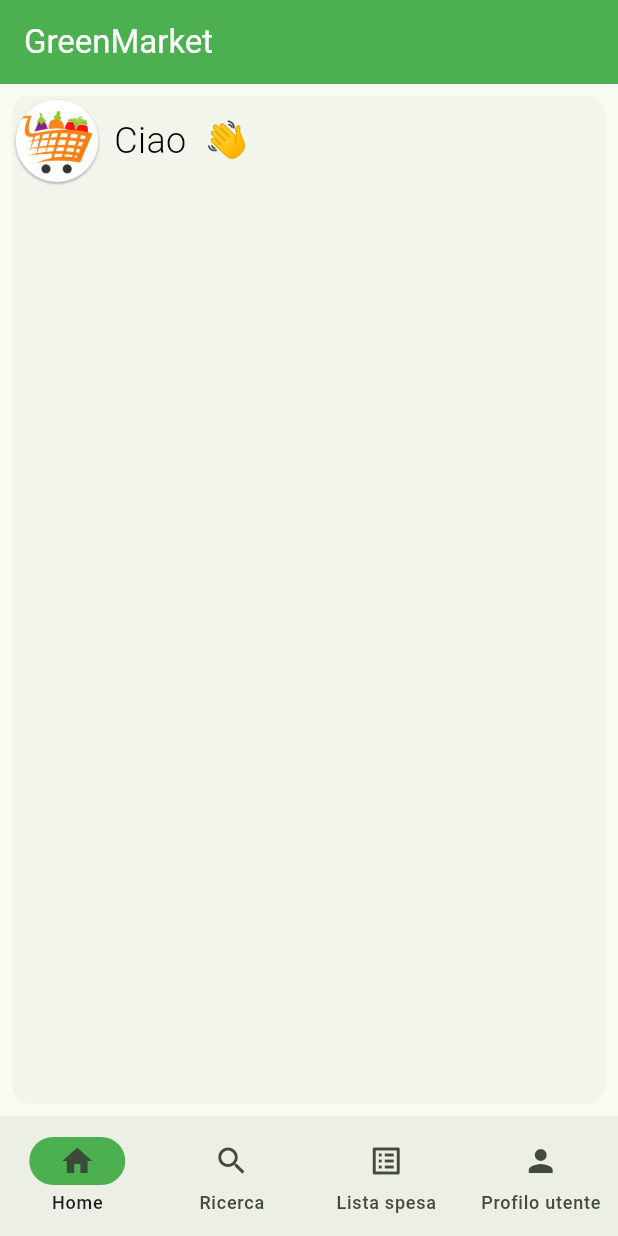
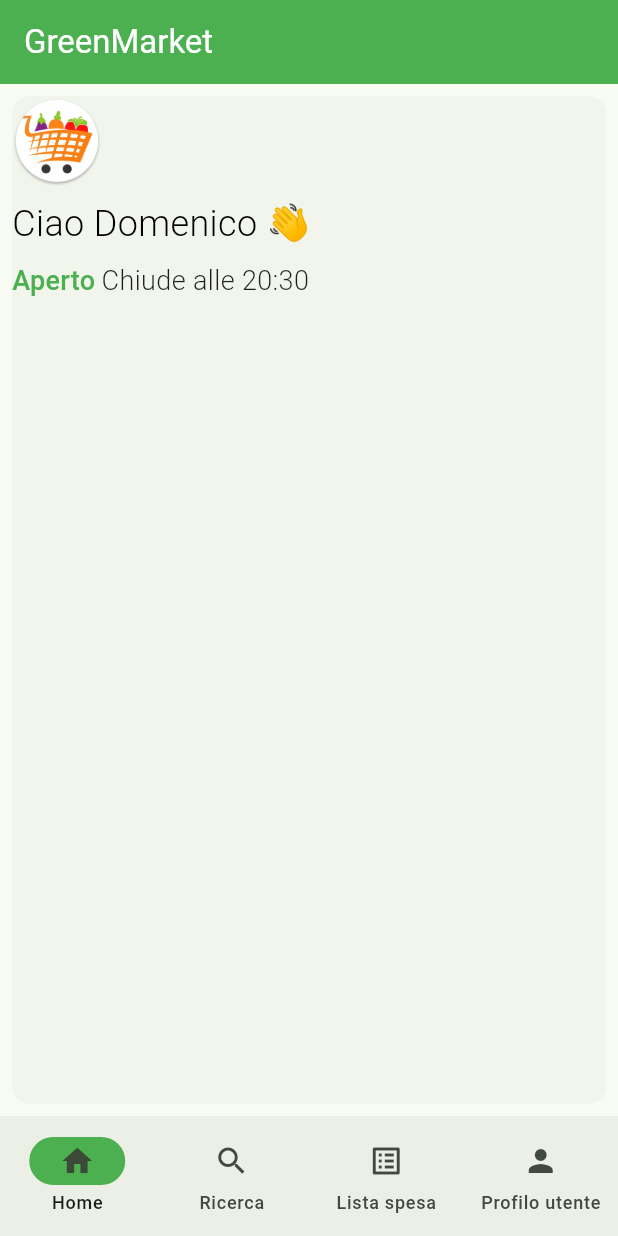
Before and after one commit to domenicolaporta00/GreenMarketFlutter, a Flutter app: the MainActivity screen opened directly, on a phone screen of 412 x 824 dp. Run offline on Flutter 3.47's test engine with Material 3 defaults, Android fonts, the phone set to English and light mode, and no system bars.

Commit message:
Aggiunto stato (aperto/chiuso) nella home. Aggiornata schermata conferma ordine: ora al click del pulsante "Conferma ordine" la lista viene svuotata.

```diff
--- a/lib/view/conferma_ordine.dart
+++ b/lib/view/conferma_ordine.dart
@@ -1,4 +1,5 @@
 import 'package:flutter/material.dart';
+import 'package:green_market_flutter/viewModel/home/lista_spesa_view_model.dart';
 import 'package:provider/provider.dart';
 
 import '../viewModel/conferma_ordine_view_model.dart';
@@ -22,6 +23,7 @@ class _ConfermaOrdineState extends State<ConfermaOrdine> {
     super.initState();
     WidgetsBinding.instance.addPostFrameCallback((_) {
       final confermaOrdineViewModel = Provider.of<ConfermaOrdineViewModel>(context, listen: false);
+      final listaSpesaViewModel = Provider.of<ListaSpesaViewModel>(context, listen: false);
       confermaOrdineViewModel.getIndirizzo();
     });
   }
@@ -29,6 +31,7 @@ class _ConfermaOrdineState extends State<ConfermaOrdine> {
   @override
   Widget build(BuildContext context) {
     final confermaOrdineViewModel = Provider.of<ConfermaOrdineViewModel>(context);
+    final listaSpesaViewModel = Provider.of<ListaSpesaViewModel>(context);
     indirizzoTextEditController.text = confermaOrdineViewModel.indirizzo;
 
     return Scaffold(
@@ -101,8 +104,9 @@ class _ConfermaOrdineState extends State<ConfermaOrdine> {
             confermaOrdineViewModel.showSnackBar("Inserire un indirizzo", context);
           }
           else {
+            listaSpesaViewModel.deleteListaSpesa();
+            confermaOrdineViewModel.showSnackBar("Acquisto effettuato con successo ${listaSpesaViewModel.listaProdotti}", context);
             Navigator.pop(context);
-            confermaOrdineViewModel.showSnackBar("Acquisto effettuato con successo", context);
           }
         },
         child: const Icon((Icons.verified)),
--- a/lib/view/homeScreens/home_page_card.dart
+++ b/lib/view/homeScreens/home_page_card.dart
@@ -1,7 +1,6 @@
 import 'package:flutter/material.dart';
 import 'package:flutter/widgets.dart';
 import 'package:green_market_flutter/viewModel/home/home_page_view_model.dart';
-import 'package:green_market_flutter/widgets/edit_text.dart';
 import 'package:provider/provider.dart';
 
 class HomePageCard extends StatefulWidget {
@@ -16,26 +15,34 @@ class _HomePageCardState extends State<HomePageCard> {
   TextEditingController emailTextEditController = TextEditingController();
 
   @override
+  void initState() {
+    super.initState();
+    WidgetsBinding.instance.addPostFrameCallback((_) {
+      final homePageViewModel = Provider.of<HomePageViewModel>(context, listen: false);
+      homePageViewModel.getNome();
+      homePageViewModel.updateStatus();
+    });
+  }
+
+  @override
   Widget build(BuildContext context) {
     final homeViewModel = Provider.of<HomePageViewModel>(context);
 
-    final ThemeData theme = Theme.of(context);
+    Theme.of(context);
     return Card(
       shadowColor: Colors.transparent,
       margin: const EdgeInsets.all(8.0),
       child: SizedBox.expand(
         child: Column(
-          children: [
-            Row(
+          crossAxisAlignment: CrossAxisAlignment.start,
           children: [
             Image.asset(
               "images/ic_launcher.png",
               height: 60,
               width: 60,
             ),
-                const SizedBox(width: 8.0),
-                Expanded(
-                  child: Text(
+            const SizedBox(height: 8.0),
+            Text(
               "Ciao ${homeViewModel.nome} \u{1F44B}",
               style: const TextStyle(
                 color: Colors.black,
@@ -43,9 +50,29 @@ class _HomePageCardState extends State<HomePageCard> {
                 fontWeight: FontWeight.w300,
               ),
             ),
+            const SizedBox(height: 8.0),
+            Row(
+              children: [
+                Text(
+                  homeViewModel.status,
+                  style: TextStyle(
+                    color: homeViewModel.colore,
+                    fontSize: 18,
+                    fontWeight: FontWeight.w500,
+                  ),
+                ),
+                const SizedBox(width: 4.0),
+                Text(
+                  homeViewModel.orari,
+                  style: const TextStyle(
+                    color: Colors.black87,
+                    fontSize: 18,
+                    fontWeight: FontWeight.w300,
+                  ),
                 ),
               ],
-            ),
+            )
+
             /*EditText(
               textEditingController: emailTextEditController,
               iconData: Icons.email,
--- a/lib/viewModel/home/home_page_view_model.dart
+++ b/lib/viewModel/home/home_page_view_model.dart
@@ -1,9 +1,20 @@
+import 'dart:ui';
+
 import 'package:flutter/material.dart';
 
 class HomePageViewModel extends ChangeNotifier {
 
   String _nome = "";
   String get nome => _nome;
+
+  String _status = "";
+  String get status => _status;
+
+  String _orari = "";
+  String get orari => _orari;
+
+  Color _colore = Colors.red;
+  Color get colore => _colore;
 
   getNome() {
     String name = "Domenico";
@@ -16,4 +27,38 @@ class HomePageViewModel extends ChangeNotifier {
     notifyListeners();
   }
 
+  updateStatus() {
+    DateTime now = DateTime.now();
+
+    TimeOfDay open = const TimeOfDay(hour: 8, minute: 30);
+    TimeOfDay close = const TimeOfDay(hour: 20, minute: 30);
+
+    if(isBetween(now, open, close)) {
+      _status = "Aperto";
+      _orari = "Chiude alle ${close.hour}:${close.minute}";
+      _colore = Colors.green;
+    }
+    else {
+      _status = "Chiuso";
+      _orari = "Apre alle ${open.hour}:${open.minute}";
+      _colore = Colors.red;
+    }
+  }
+
+  bool isBetween(DateTime dateTime, TimeOfDay startTime, TimeOfDay endTime) {
+    final nowTime = TimeOfDay.fromDateTime(dateTime);
+
+    if((nowTime.hour > startTime.hour) && (nowTime.hour < endTime.hour)) {
+      return true;
+    }
+    if((nowTime.hour == startTime.hour) && (nowTime.minute >= startTime.minute)) {
+      return true;
+    }
+    if((nowTime.hour == endTime.hour) && (nowTime.minute < endTime.minute)) {
+      return true;
+    }
+    else {
+      return false;
+    }
+  }
 }
```
Lines whose indentation alone changed are shown as unchanged.
